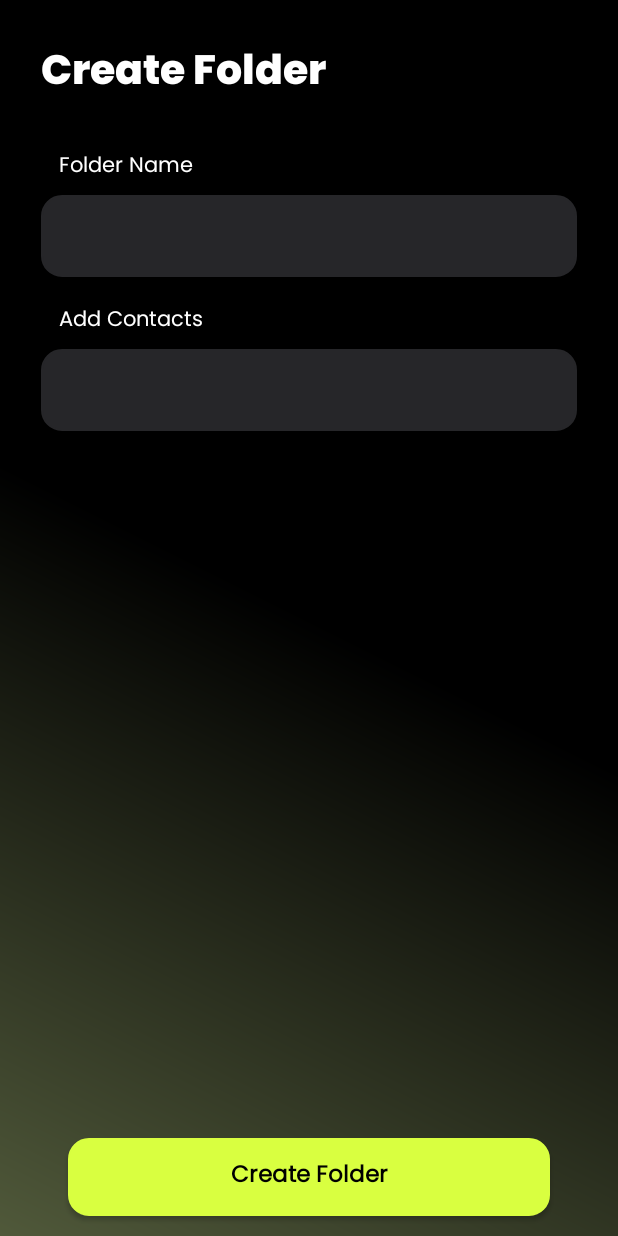
After one commit to zainshah412-eng/Ersaal, an Android app: the CreateFolderActivity screen opened directly, with no data from a screen before it, on a phone screen of 412 x 824 dp. The commit adds this screen. Run offline under Robolectric (Android 15) with nearby library versions, the phone set to English and light mode, and no system bars; our stand-ins replace sdp/ssp sizes.

Commit message:
contact list get from the phone+ create folder screen added

```diff
--- a/app/src/main/AndroidManifest.xml
+++ b/app/src/main/AndroidManifest.xml
@@ -4,6 +4,7 @@
     package="com.example.ersaal">
 
     <uses-permission android:name="android.permission.INTERNET" />
+    <uses-permission android:name="android.permission.READ_CONTACTS" />
     <uses-permission
         android:name="android.permission.POST_NOTIFICATIONS"
         tools:node="remove" />
@@ -17,6 +18,9 @@
         android:supportsRtl="true"
         android:theme="@style/Theme.Ersaal"
         tools:replace="android:allowBackup">
+        <activity
+            android:name=".core.ui.activities.CreateFolderActivity"
+            android:exported="false" />
         <activity
             android:name=".core.ui.activities.OthersActivity"
             android:exported="false" />
--- /dev/null
+++ b/app/src/main/java/com/example/ersaal/core/ui/activities/CreateFolderActivity.kt
@@ -0,0 +1,64 @@
+package com.example.ersaal.core.ui.activities
+
+import com.example.ersaal.R
+import com.example.ersaal.databinding.ActivityCreateFolderBinding
+import android.Manifest
+import android.annotation.SuppressLint
+import android.content.pm.PackageManager
+import android.os.Build
+import android.os.Bundle
+import android.util.Log
+import android.widget.TextView
+import android.widget.Toast
+import androidx.appcompat.app.AppCompatActivity
+import androidx.core.app.ActivityCompat
+import com.example.ersaal.utils.ContactData
+import com.example.ersaal.utils.retrieveAllContacts
+
+class CreateFolderActivity : AppCompatActivity() {
+    lateinit var binding: ActivityCreateFolderBinding
+    private val REQUEST_CODE_READ_CONTACTS = 17
+
+    override fun onCreate(savedInstanceState: Bundle?) {
+        super.onCreate(savedInstanceState)
+        binding = ActivityCreateFolderBinding.inflate(layoutInflater)
+        setContentView(binding.root)
+        checkPermissionAndShow()
+    }
+
+    override fun onRequestPermissionsResult(
+        requestCode: Int,
+        permissions: Array<String?>,
+        grantResults: IntArray
+    ) {
+        super.onRequestPermissionsResult(requestCode, permissions, grantResults)
+        if (requestCode == REQUEST_CODE_READ_CONTACTS) {
+            checkPermissionAndShow()
+        }
+    }
+
+    private fun checkPermissionAndShow() {
+        if (ActivityCompat.checkSelfPermission(
+                this,
+                Manifest.permission.READ_CONTACTS
+            ) == PackageManager.PERMISSION_GRANTED
+        ) {
+            val contacts: List<ContactData> = retrieveAllContacts(
+
+            )
+            val sb = StringBuilder()
+            for (contact in contacts) {
+                sb.append(contact.toString())
+                sb.append("\n\n")
+            }
+            Toast.makeText(this, sb.toString(), Toast.LENGTH_SHORT).show()
+            Log.e("contactsList", sb.toString())
+//            textView!!.text = sb.toString()
+        } else if (Build.VERSION.SDK_INT >= Build.VERSION_CODES.M) {
+            requestPermissions(
+                arrayOf(Manifest.permission.READ_CONTACTS),
+                REQUEST_CODE_READ_CONTACTS
+            )
+        }
+    }
+}
--- a/app/src/main/java/com/example/ersaal/core/ui/fragments/HomeFragment.kt
+++ b/app/src/main/java/com/example/ersaal/core/ui/fragments/HomeFragment.kt
@@ -15,6 +15,7 @@ import androidx.lifecycle.ViewModelProvider
 import androidx.recyclerview.widget.LinearLayoutManager
 import com.example.ersaal.R
 import com.example.ersaal.core.adapters.BannerAdapter
+import com.example.ersaal.core.ui.activities.CreateFolderActivity
 import com.example.ersaal.core.ui.activities.OthersActivity
 import com.example.ersaal.core.ui.activities.SignUpActivity
 import com.example.ersaal.databinding.FragmentHomeBinding
@@ -48,6 +49,7 @@ class HomeFragment : Fragment(), View.OnClickListener {
         listOfBanner.add(R.drawable.banner3)
         setUpRVForBannerItems(listOfBanner)
         _binding.othersWrap.setOnClickListener(this)
+        _binding.btnContinue.setOnClickListener(this)
     }
 
     private fun setUpRVForBannerItems(dataList: ArrayList<Int>) {
@@ -70,7 +72,9 @@ class HomeFragment : Fragment(), View.OnClickListener {
             _binding.othersWrap -> {
                 startActivity(Intent(activity, OthersActivity::class.java))
             }
-
+            _binding.btnContinue -> {
+                startActivity(Intent(activity, CreateFolderActivity::class.java))
+            }
         }
     }
 }
--- /dev/null
+++ b/app/src/main/java/com/example/ersaal/utils/ContactUtils.kt
@@ -0,0 +1,119 @@
+@file:Suppress("unused")
+
+package com.example.ersaal.utils
+
+import android.Manifest
+import android.content.ContentUris
+import android.content.Context
+import android.net.Uri
+import android.provider.ContactsContract
+import androidx.annotation.RequiresPermission
+
+/**
+ * @author aminography
+ */
+
+@RequiresPermission(Manifest.permission.READ_CONTACTS)
+fun Context.isContactExists(
+    phoneNumber: String
+): Boolean {
+    val lookupUri = Uri.withAppendedPath(
+        ContactsContract.PhoneLookup.CONTENT_FILTER_URI,
+        Uri.encode(phoneNumber)
+    )
+    val projection = arrayOf(
+        ContactsContract.PhoneLookup._ID,
+        ContactsContract.PhoneLookup.NUMBER,
+        ContactsContract.PhoneLookup.DISPLAY_NAME
+    )
+    contentResolver.query(lookupUri, projection, null, null, null).use {
+        return (it?.moveToFirst() == true)
+    }
+}
+
+@RequiresPermission(Manifest.permission.READ_CONTACTS)
+@JvmOverloads
+fun Context.retrieveAllContacts(
+    searchPattern: String = "",
+    retrieveAvatar: Boolean = true,
+    limit: Int = -1,
+    offset: Int = -1
+): List<ContactData> {
+    val result: MutableList<ContactData> = mutableListOf()
+    contentResolver.query(
+        ContactsContract.Contacts.CONTENT_URI,
+        CONTACT_PROJECTION,
+        if (searchPattern.isNotBlank()) "${ContactsContract.Contacts.DISPLAY_NAME_PRIMARY} LIKE '%?%'" else null,
+        if (searchPattern.isNotBlank()) arrayOf(searchPattern) else null,
+        if (limit > 0 && offset > -1) "${ContactsContract.Contacts.DISPLAY_NAME_PRIMARY} ASC LIMIT $limit OFFSET $offset"
+        else ContactsContract.Contacts.DISPLAY_NAME_PRIMARY + " ASC"
+    )?.use {
+        if (it.moveToFirst()) {
+            do {
+                val contactId = it.getLong(it.getColumnIndex(CONTACT_PROJECTION[0]))
+                val name = it.getString(it.getColumnIndex(CONTACT_PROJECTION[2])) ?: ""
+                val hasPhoneNumber = it.getString(it.getColumnIndex(CONTACT_PROJECTION[3])).toInt()
+                val phoneNumber: List<String> = if (hasPhoneNumber > 0) {
+                    retrievePhoneNumber(contactId)
+                } else mutableListOf()
+
+                val avatar = if (retrieveAvatar) retrieveAvatar(contactId) else null
+                result.add(ContactData(contactId, name, phoneNumber, avatar))
+            } while (it.moveToNext())
+        }
+    }
+    return result
+}
+
+private fun Context.retrievePhoneNumber(contactId: Long): List<String> {
+    val result: MutableList<String> = mutableListOf()
+    contentResolver.query(
+        ContactsContract.CommonDataKinds.Phone.CONTENT_URI,
+        null,
+        "${ContactsContract.CommonDataKinds.Phone.CONTACT_ID} =?",
+        arrayOf(contactId.toString()),
+        null
+    )?.use {
+        if (it.moveToFirst()) {
+            do {
+                result.add(it.getString(it.getColumnIndex(ContactsContract.CommonDataKinds.Phone.NUMBER)))
+            } while (it.moveToNext())
+        }
+    }
+    return result
+}
+
+private fun Context.retrieveAvatar(contactId: Long): Uri? {
+    return contentResolver.query(
+        ContactsContract.Data.CONTENT_URI,
+        null,
+        "${ContactsContract.Data.CONTACT_ID} =? AND ${ContactsContract.Data.MIMETYPE} = '${ContactsContract.CommonDataKinds.Photo.CONTENT_ITEM_TYPE}'",
+        arrayOf(contactId.toString()),
+        null
+    )?.use {
+        if (it.moveToFirst()) {
+            val contactUri = ContentUris.withAppendedId(
+                ContactsContract.Contacts.CONTENT_URI,
+                contactId
+            )
+            Uri.withAppendedPath(
+                contactUri,
+                ContactsContract.Contacts.Photo.CONTENT_DIRECTORY
+            )
+        } else null
+    }
+}
+
+private val CONTACT_PROJECTION = arrayOf(
+    ContactsContract.Contacts._ID,
+    ContactsContract.Contacts.LOOKUP_KEY,
+    ContactsContract.Contacts.DISPLAY_NAME_PRIMARY,
+    ContactsContract.Contacts.HAS_PHONE_NUMBER
+)
+
+data class ContactData(
+    val contactId: Long,
+    val name: String,
+    val phoneNumber: List<String>,
+    val avatar: Uri?
+)
--- /dev/null
+++ b/app/src/main/res/layout/activity_create_folder.xml
@@ -0,0 +1,91 @@
+<?xml version="1.0" encoding="utf-8"?>
+<RelativeLayout xmlns:android="http://schemas.android.com/apk/res/android"
+    xmlns:app="http://schemas.android.com/apk/res-auto"
+    xmlns:tools="http://schemas.android.com/tools"
+    android:layout_width="match_parent"
+    android:layout_height="match_parent"
+    android:background="@drawable/bg_bg"
+    tools:context=".core.ui.activities.CreateFolderActivity">
+
+    <com.example.ersaal.utils.CustomTextView
+        android:id="@+id/tvCreateFolder"
+        android:layout_width="wrap_content"
+        android:layout_height="wrap_content"
+        android:layout_marginStart="@dimen/_21sdp"
+        android:layout_marginTop="@dimen/_21sdp"
+        android:includeFontPadding="false"
+        android:text="@string/create_folder_"
+        android:textColor="@color/white"
+        android:textSize="@dimen/_21ssp"
+        app:font_name="objectiveExtraBold" />
+
+    <LinearLayout
+        android:layout_width="match_parent"
+        android:layout_height="wrap_content"
+        android:layout_below="@id/tvCreateFolder"
+        android:orientation="vertical">
+
+        <com.example.ersaal.utils.CustomTextView
+            android:layout_width="match_parent"
+            android:layout_height="wrap_content"
+            android:layout_marginTop="@dimen/_21sdp"
+            android:padding="@dimen/_5sdp"
+            android:layout_marginStart="@dimen/_25sdp"
+            android:text="@string/folder_name"
+            android:textColor="@color/white" />
+
+        <EditText
+            android:layout_width="match_parent"
+            android:layout_height="@dimen/_42sdp"
+            android:layout_marginStart="@dimen/_21sdp"
+            android:layout_marginEnd="@dimen/_21sdp"
+            android:background="@drawable/shape_rectangle_grey"/>
+
+        <com.example.ersaal.utils.CustomTextView
+            android:layout_width="match_parent"
+            android:layout_height="wrap_content"
+            android:layout_marginStart="@dimen/_25sdp"
+            android:padding="@dimen/_5sdp"
+            android:layout_marginTop="@dimen/_8sdp"
+            android:text="@string/add_contacts"
+            android:textColor="@color/white" />
+
+        <AutoCompleteTextView
+            android:id="@+id/edtSearchViewSeed"
+            android:layout_width="match_parent"
+            android:layout_height="@dimen/_42sdp"
+            android:layout_marginStart="@dimen/_21sdp"
+            android:layout_marginEnd="@dimen/_21sdp"
+            android:background="@drawable/shape_rectangle_grey"
+            android:completionThreshold="2"
+            android:drawablePadding="8dp"
+            android:imeOptions="actionSearch"
+            android:includeFontPadding="false"
+            android:inputType="text"
+            android:maxLines="1"
+            android:padding="@dimen/_8sdp"
+            android:popupBackground="@drawable/shape_rectangle_grey"
+            android:textColor="@color/white"
+            android:textColorHint="@color/grey_100"
+            android:layout_marginBottom="@dimen/_4sdp"
+            android:textCursorDrawable="@null"
+            android:textSize="@dimen/_10sdp" />
+    </LinearLayout>
+    <androidx.appcompat.widget.AppCompatButton
+        android:id="@+id/btnContinue"
+        android:layout_width="match_parent"
+        android:layout_height="@dimen/_40sdp"
+        android:layout_marginStart="@dimen/_35sdp"
+        android:layout_marginTop="@dimen/_10sdp"
+        android:layout_marginEnd="@dimen/_35sdp"
+        android:layout_marginBottom="@dimen/_10sdp"
+        android:background="@drawable/shape_rectangle_yellow_round"
+        android:clickable="false"
+        android:fontFamily="@font/objective_regular"
+        android:text="@string/create_folder_"
+        android:textAllCaps="false"
+        android:textColor="@color/black"
+        android:textSize="@dimen/_12sdp"
+        android:layout_alignParentBottom="true"
+        android:textStyle="bold" />
+</RelativeLayout>
--- a/app/src/main/res/values/strings.xml
+++ b/app/src/main/res/values/strings.xml
@@ -113,6 +113,7 @@ By accepting these terms and conditions, you acknowledge and agree that the Ersa
     <string name="tour">Tour</string>
     <string name="frequents">Frequents</string>
     <string name="create_folder">Create Folder+</string>
+    <string name="create_folder_">Create Folder</string>
     <!-- TODO: Remove or change this placeholder text -->
     <string name="hello_blank_fragment">Hello blank fragment</string>
     <string name="home">Home</string>
@@ -122,5 +123,7 @@ By accepting these terms and conditions, you acknowledge and agree that the Ersa
     <string name="edit">Edit</string>
     <string name="others">Others</string>
     <string name="bank_of_azaadi">Bank of Azaadi</string>
+    <string name="folder_name">Folder Name</string>
+    <string name="add_contacts">Add Contacts</string>
 
 </resources>
```
